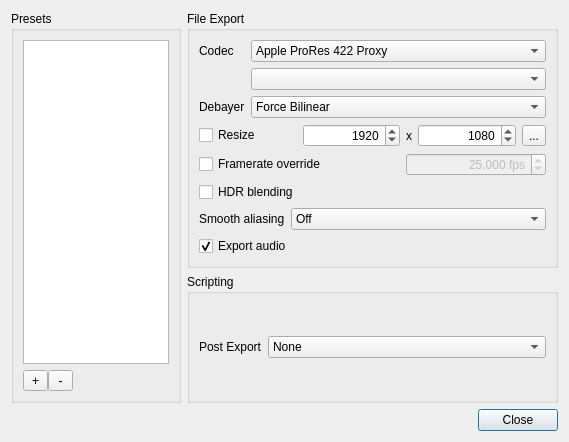
ilia3101/MLV-App, file platform/qt/ExportSettingsDialog.ui: the form before one commit.
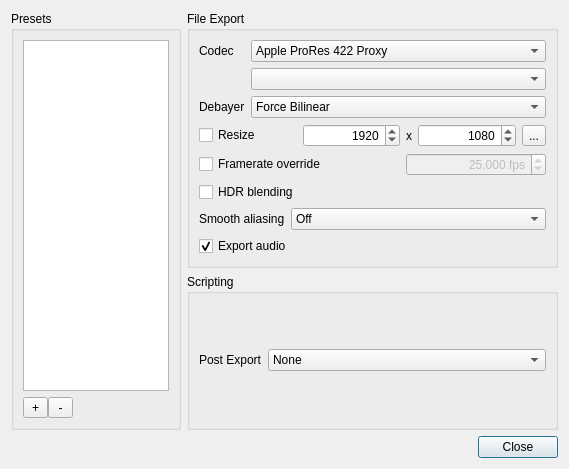
The form after the commit. Icons and pictures are not drawn.

```diff
--- a/platform/qt/ExportSettingsDialog.ui
+++ b/platform/qt/ExportSettingsDialog.ui
@@ -7,7 +7,7 @@
     <x>0</x>
     <y>0</y>
     <width>569</width>
-    <height>442</height>
+    <height>469</height>
    </rect>
   </property>
   <property name="sizePolicy">
```
Left out of the diff: 5 changed lines with no effect on the pictures.
